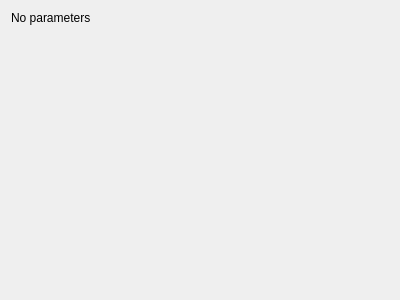
Qt form mandelbulber2/qt_data/fractal_mandelbulb_power_2.ui (buddhi1980/mandelbulber2) before a commit.
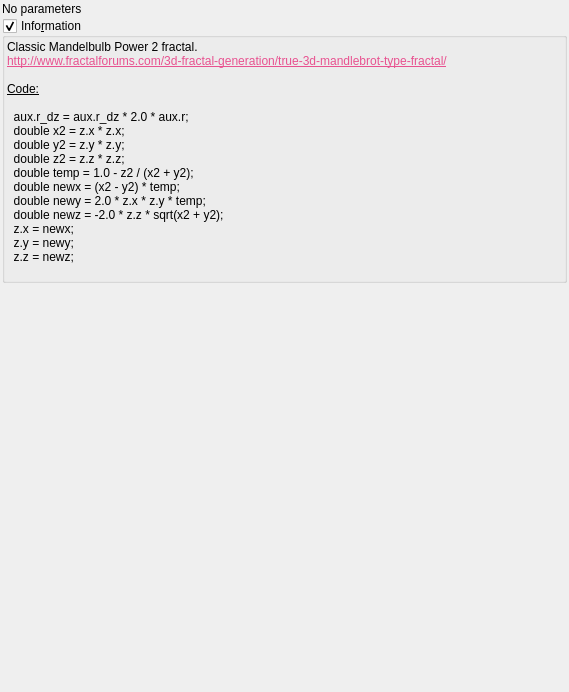
The same form after that commit. Custom widgets are drawn as their Qt base class.

Commit message: Added information box for Mandelbulb-like formulas.

```diff
--- a/mandelbulber2/qt_data/fractal_mandelbulb_power_2.ui
+++ b/mandelbulber2/qt_data/fractal_mandelbulb_power_2.ui
@@ -6,14 +6,29 @@
    <rect>
     <x>0</x>
     <y>0</y>
-    <width>400</width>
-    <height>300</height>
+    <width>569</width>
+    <height>692</height>
    </rect>
   </property>
   <property name="windowTitle">
    <string>Form</string>
   </property>
   <layout class="QVBoxLayout" name="verticalLayout">
+   <property name="spacing">
+    <number>2</number>
+   </property>
+   <property name="leftMargin">
+    <number>2</number>
+   </property>
+   <property name="topMargin">
+    <number>2</number>
+   </property>
+   <property name="rightMargin">
+    <number>2</number>
+   </property>
+   <property name="bottomMargin">
+    <number>2</number>
+   </property>
    <item>
     <widget class="QLabel" name="label">
      <property name="text">
@@ -21,6 +36,72 @@
      </property>
     </widget>
    </item>
+   <item>
+    <widget class="MyGroupBox" name="groupCheck_info">
+     <property name="title">
+      <string>Info&amp;rmation</string>
+     </property>
+     <property name="flat">
+      <bool>false</bool>
+     </property>
+     <property name="checkable">
+      <bool>true</bool>
+     </property>
+     <layout class="QVBoxLayout" name="verticalLayout_2">
+      <property name="spacing">
+       <number>2</number>
+      </property>
+      <property name="leftMargin">
+       <number>2</number>
+      </property>
+      <property name="topMargin">
+       <number>2</number>
+      </property>
+      <property name="rightMargin">
+       <number>2</number>
+      </property>
+      <property name="bottomMargin">
+       <number>2</number>
+      </property>
+      <item>
+       <widget class="QLabel" name="label_4">
+        <property name="text">
+         <string>&lt;!DOCTYPE HTML PUBLIC &quot;-//W3C//DTD HTML 4.0//EN&quot; &quot;http://www.w3.org/TR/REC-html40/strict.dtd&quot;&gt;
+&lt;html&gt;&lt;head&gt;&lt;meta name=&quot;qrichtext&quot; content=&quot;1&quot; /&gt;&lt;style type=&quot;text/css&quot;&gt;
+p, li { white-space: pre-wrap; }
+&lt;/style&gt;&lt;/head&gt;&lt;body&gt;
+&lt;p style=&quot; margin-top:0px; margin-bottom:0px; margin-left:0px; margin-right:0px; -qt-block-indent:0; text-indent:0px;&quot;&gt;Classic Mandelbulb Power 2 fractal. &lt;/p&gt;
+&lt;p style=&quot; margin-top:0px; margin-bottom:0px; margin-left:0px; margin-right:0px; -qt-block-indent:0; text-indent:0px;&quot;&gt;&lt;a href=&quot;http://www.fractalforums.com/3d-fractal-generation/true-3d-mandlebrot-type-fractal/&quot;&gt;&lt;span style=&quot; text-decoration: underline; color:#e85290;&quot;&gt;http://www.fractalforums.com/3d-fractal-generation/true-3d-mandlebrot-type-fractal/&lt;/span&gt;&lt;/a&gt;&lt;/p&gt;
+&lt;p style=&quot;-qt-paragraph-type:empty; margin-top:0px; margin-bottom:0px; margin-left:0px; margin-right:0px; -qt-block-indent:0; text-indent:0px;&quot;&gt;&lt;br /&gt;&lt;/p&gt;
+&lt;p style=&quot; margin-top:0px; margin-bottom:0px; margin-left:0px; margin-right:0px; -qt-block-indent:0; text-indent:0px;&quot;&gt;&lt;span style=&quot; text-decoration: underline;&quot;&gt;Code:&lt;/span&gt;&lt;/p&gt;
+&lt;p style=&quot;-qt-paragraph-type:empty; margin-top:0px; margin-bottom:0px; margin-left:0px; margin-right:0px; -qt-block-indent:0; text-indent:0px; text-decoration: underline;&quot;&gt;&lt;br /&gt;&lt;/p&gt;
+&lt;p style=&quot; margin-top:0px; margin-bottom:0px; margin-left:0px; margin-right:0px; -qt-block-indent:0; text-indent:0px;&quot;&gt;  aux.r_dz = aux.r_dz * 2.0 * aux.r;&lt;/p&gt;
+&lt;p style=&quot; margin-top:0px; margin-bottom:0px; margin-left:0px; margin-right:0px; -qt-block-indent:0; text-indent:0px;&quot;&gt;  double x2 = z.x * z.x;&lt;/p&gt;
+&lt;p style=&quot; margin-top:0px; margin-bottom:0px; margin-left:0px; margin-right:0px; -qt-block-indent:0; text-indent:0px;&quot;&gt;  double y2 = z.y * z.y;&lt;/p&gt;
+&lt;p style=&quot; margin-top:0px; margin-bottom:0px; margin-left:0px; margin-right:0px; -qt-block-indent:0; text-indent:0px;&quot;&gt;  double z2 = z.z * z.z;&lt;/p&gt;
+&lt;p style=&quot; margin-top:0px; margin-bottom:0px; margin-left:0px; margin-right:0px; -qt-block-indent:0; text-indent:0px;&quot;&gt;  double temp = 1.0 - z2 / (x2 + y2);&lt;/p&gt;
+&lt;p style=&quot; margin-top:0px; margin-bottom:0px; margin-left:0px; margin-right:0px; -qt-block-indent:0; text-indent:0px;&quot;&gt;  double newx = (x2 - y2) * temp;&lt;/p&gt;
+&lt;p style=&quot; margin-top:0px; margin-bottom:0px; margin-left:0px; margin-right:0px; -qt-block-indent:0; text-indent:0px;&quot;&gt;  double newy = 2.0 * z.x * z.y * temp;&lt;/p&gt;
+&lt;p style=&quot; margin-top:0px; margin-bottom:0px; margin-left:0px; margin-right:0px; -qt-block-indent:0; text-indent:0px;&quot;&gt;  double newz = -2.0 * z.z * sqrt(x2 + y2);&lt;/p&gt;
+&lt;p style=&quot; margin-top:0px; margin-bottom:0px; margin-left:0px; margin-right:0px; -qt-block-indent:0; text-indent:0px;&quot;&gt;  z.x = newx;&lt;/p&gt;
+&lt;p style=&quot; margin-top:0px; margin-bottom:0px; margin-left:0px; margin-right:0px; -qt-block-indent:0; text-indent:0px;&quot;&gt;  z.y = newy;&lt;/p&gt;
+&lt;p style=&quot; margin-top:0px; margin-bottom:0px; margin-left:0px; margin-right:0px; -qt-block-indent:0; text-indent:0px;&quot;&gt;  z.z = newz;&lt;/p&gt;
+&lt;p style=&quot;-qt-paragraph-type:empty; margin-top:0px; margin-bottom:0px; margin-left:0px; margin-right:0px; -qt-block-indent:0; text-indent:0px;&quot;&gt;&lt;br /&gt;&lt;/p&gt;&lt;/body&gt;&lt;/html&gt;</string>
+        </property>
+        <property name="wordWrap">
+         <bool>true</bool>
+        </property>
+        <property name="openExternalLinks">
+         <bool>true</bool>
+        </property>
+        <property name="textInteractionFlags">
+         <set>Qt::LinksAccessibleByMouse|Qt::TextSelectableByMouse</set>
+        </property>
+       </widget>
+      </item>
+     </layout>
+    </widget>
+   </item>
    <item>
     <spacer name="verticalSpacer">
      <property name="orientation">
@@ -36,6 +117,14 @@
    </item>
   </layout>
  </widget>
+ <customwidgets>
+  <customwidget>
+   <class>MyGroupBox</class>
+   <extends>QGroupBox</extends>
+   <header>mygroupbox.h</header>
+   <container>1</container>
+  </customwidget>
+ </customwidgets>
  <resources/>
  <connections/>
 </ui>
```
The commit also changes 7 other files.
